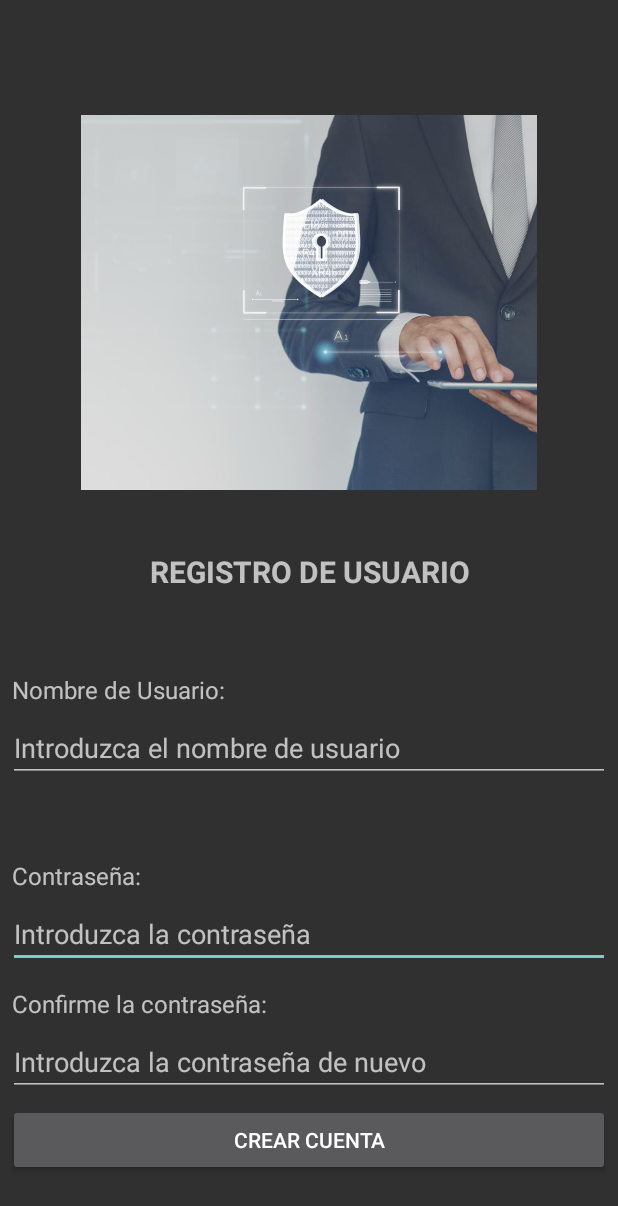
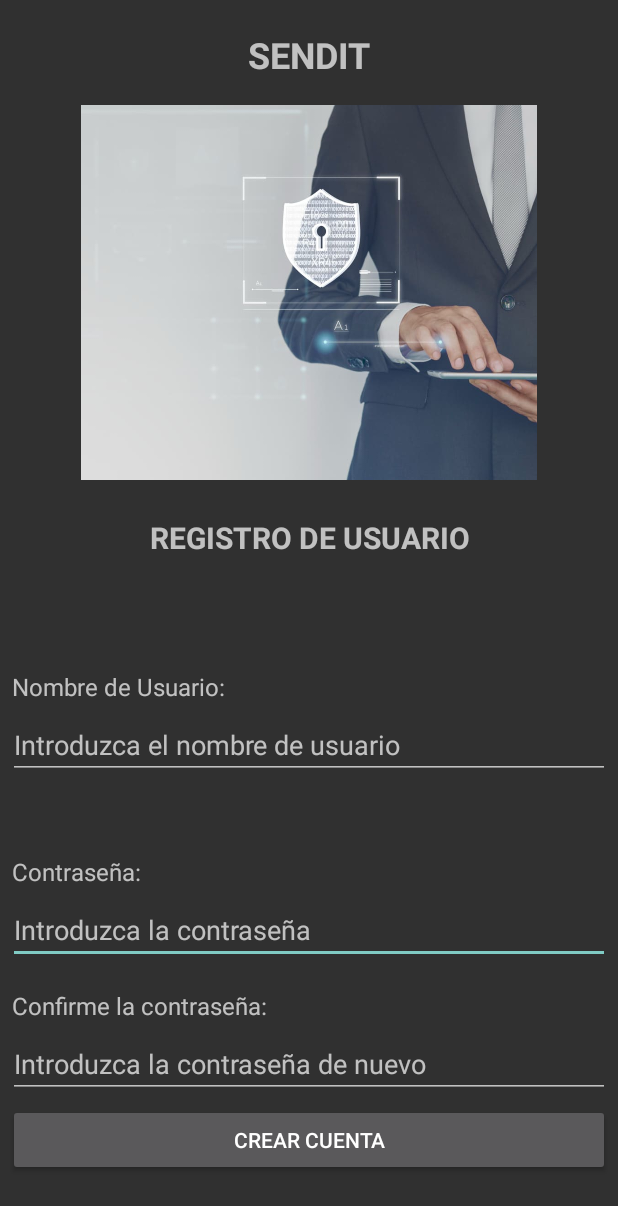
Before and after one commit to Carlitros36/SendIt, an Android app: the RegistroUsuario screen opened directly, with no data from a screen before it, on a phone screen of 412 x 824 dp. Shown: the top 1206 px of the screen. Run offline under Robolectric (Android 15) with nearby library versions, the phone set to English and light mode, and no system bars.

Commit message:
Arreglos portada y registro

```diff
--- a/app/src/main/res/layout/activity_registro_usuario.xml
+++ b/app/src/main/res/layout/activity_registro_usuario.xml
@@ -7,19 +7,31 @@
     android:layout_height="match_parent"
     tools:context=".RegistroUsuario" >
 
+    <TextView
+        android:id="@+id/textView14"
+        android:layout_width="0dp"
+        android:layout_height="wrap_content"
+        android:layout_marginTop="20dp"
+        android:text="SENDIT"
+        android:textAlignment="center"
+        android:textSize="24sp"
+        android:textStyle="bold"
+        app:layout_constraintEnd_toEndOf="parent"
+        app:layout_constraintStart_toStartOf="parent"
+        app:layout_constraintTop_toTopOf="parent" />
+
     <ImageView
         android:id="@+id/imageView"
         android:layout_width="match_parent"
         android:layout_height="250dp"
         android:layout_marginStart="5dp"
-        android:layout_marginTop="10dp"
         android:layout_marginEnd="5dp"
         app:layout_constraintBottom_toTopOf="@+id/editTextPassword"
         app:layout_constraintEnd_toEndOf="parent"
-        app:layout_constraintHorizontal_bias="1.0"
+        app:layout_constraintHorizontal_bias="0.0"
         app:layout_constraintStart_toStartOf="parent"
-        app:layout_constraintTop_toTopOf="parent"
-        app:layout_constraintVertical_bias="0.196"
+        app:layout_constraintTop_toBottomOf="@+id/textView14"
+        app:layout_constraintVertical_bias="0.059"
         app:srcCompat="@drawable/portada" />
 
     <Button
@@ -41,7 +53,7 @@
         android:layout_height="wrap_content"
         android:layout_marginStart="5dp"
         android:layout_marginEnd="5dp"
-        android:layout_marginBottom="40dp"
+        android:layout_marginBottom="44dp"
         android:ems="10"
         android:hint="Introduzca la contraseña"
         android:inputType="textPassword"
@@ -88,10 +100,10 @@
         android:textStyle="bold"
         app:layout_constraintBottom_toTopOf="@+id/editTextPassword"
         app:layout_constraintEnd_toEndOf="parent"
-        app:layout_constraintHorizontal_bias="1.0"
+        app:layout_constraintHorizontal_bias="0.0"
         app:layout_constraintStart_toStartOf="parent"
         app:layout_constraintTop_toBottomOf="@+id/imageView"
-        app:layout_constraintVertical_bias="0.092" />
+        app:layout_constraintVertical_bias="0.021" />
 
     <EditText
         android:id="@+id/editTextUsuario"
@@ -104,10 +116,10 @@
         android:inputType="textPersonName"
         app:layout_constraintBottom_toTopOf="@+id/editTextPassword"
         app:layout_constraintEnd_toEndOf="parent"
-        app:layout_constraintHorizontal_bias="1.0"
+        app:layout_constraintHorizontal_bias="0.0"
         app:layout_constraintStart_toStartOf="parent"
         app:layout_constraintTop_toBottomOf="@+id/textView7"
-        app:layout_constraintVertical_bias="0.509"
+        app:layout_constraintVertical_bias="0.566"
         tools:ignore="TouchTargetSizeCheck,TouchTargetSizeCheck" />
 
     <EditText
@@ -116,12 +128,13 @@
         android:layout_height="wrap_content"
         android:layout_marginStart="5dp"
         android:layout_marginEnd="5dp"
-        android:layout_marginBottom="5dp"
+        android:layout_marginBottom="4dp"
         android:ems="10"
         android:hint="Introduzca la contraseña de nuevo"
         android:inputType="textPassword"
         app:layout_constraintBottom_toTopOf="@+id/btnCrearCuenta"
         app:layout_constraintEnd_toEndOf="parent"
+        app:layout_constraintHorizontal_bias="0.0"
         app:layout_constraintStart_toStartOf="parent" />
 
     <TextView
```
